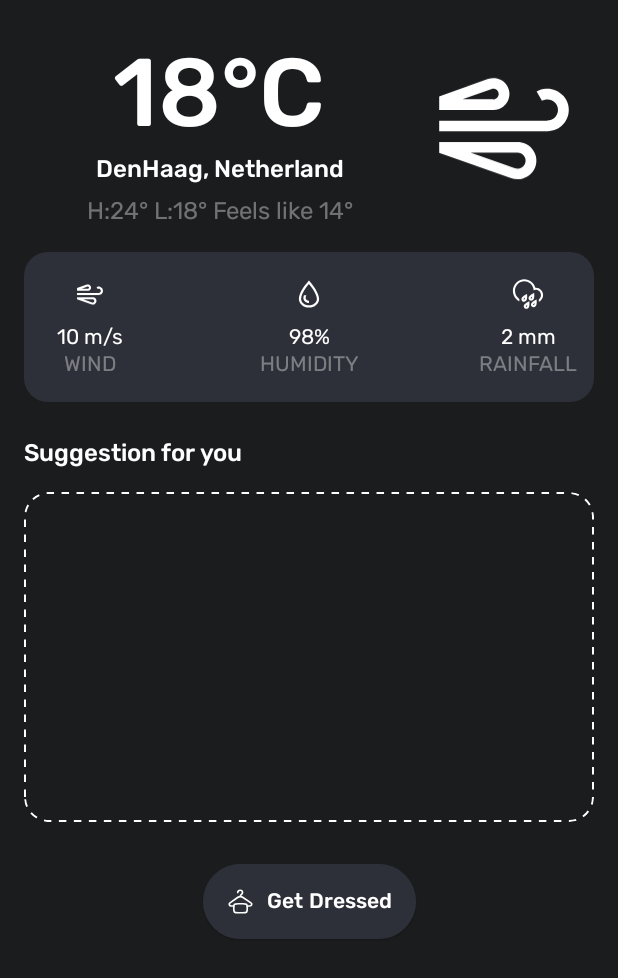
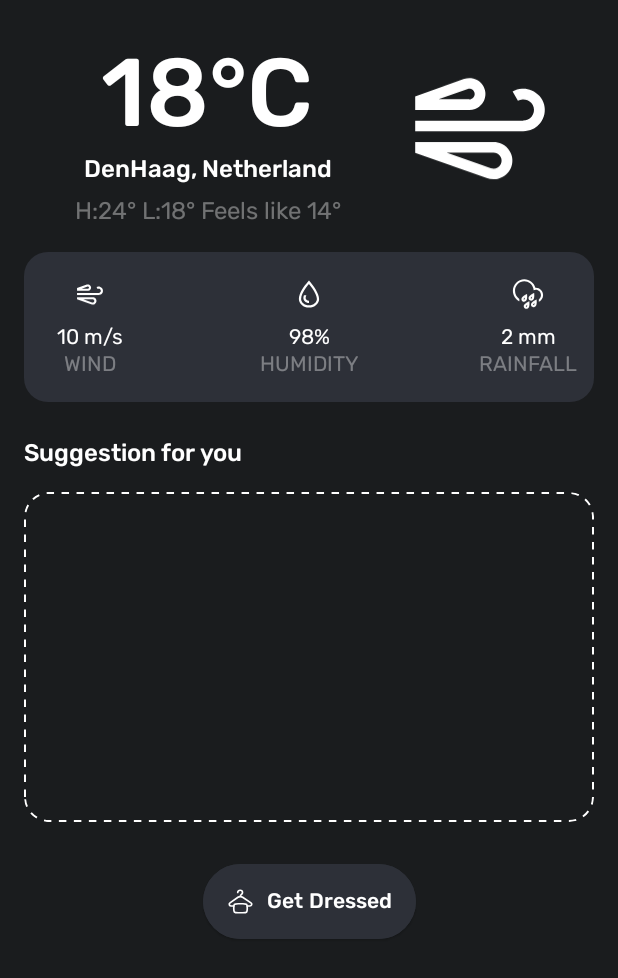
Before and after one commit to mustafa-sab3alarab/Clothing-Suggester, an Android app: the layout fragment_home.xml on its own in the app's theme, with its tools: preview values and no code run, on a phone screen of 412 x 824 dp. Shown: the top 978 px of the screen. Run offline under Robolectric (Android 15) with nearby library versions, the phone set to English and light mode, and no system bars.

Commit message:
fix margin end to weather image

```diff
--- a/app/src/main/res/layout/fragment_home.xml
+++ b/app/src/main/res/layout/fragment_home.xml
@@ -4,6 +4,7 @@
     xmlns:tools="http://schemas.android.com/tools"
     android:layout_width="match_parent"
     android:layout_height="match_parent"
+    android:id="@+id/motion_layout_home"
     android:background="@color/background"
     app:layoutDescription="@xml/fragment_home_scene"
     tools:context=".ui.MainActivity">
@@ -13,7 +14,7 @@
         android:layout_width="@dimen/big_image_size"
         android:layout_height="@dimen/big_image_size"
         android:layout_marginEnd="@dimen/spacing_medium"
-        app:layout_constraintEnd_toEndOf="parent"
+        app:layout_constraintEnd_toEndOf="@id/guideline3"
         app:layout_constraintTop_toTopOf="@+id/guideline"
         tools:srcCompat="@drawable/ic_wind" />
 
```
